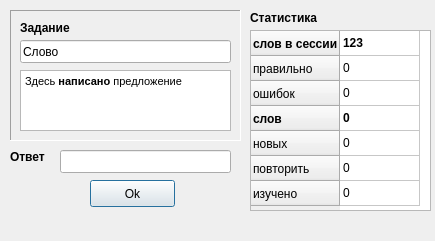
Old version of the form test.ui in the repository slava-github/coucher.
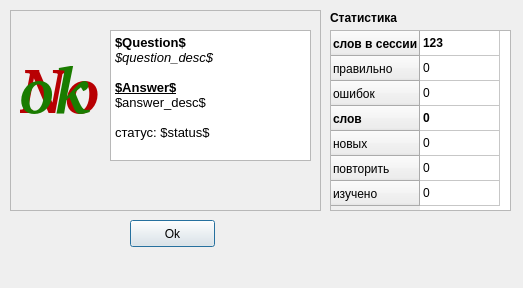
New version of the form.

```diff
--- a/test.ui
+++ b/test.ui
@@ -8,30 +8,22 @@
   <property name="enabled">
    <bool>true</bool>
   </property>
-  <property name="geometry">
-   <rect>
-    <x>0</x>
-    <y>0</y>
-    <width>435</width>
-    <height>241</height>
-   </rect>
-  </property>
   <property name="sizePolicy">
-   <sizepolicy hsizetype="Preferred" vsizetype="Preferred">
-    <horstretch>0</horstretch>
-    <verstretch>0</verstretch>
+   <sizepolicy hsizetype="Fixed" vsizetype="Fixed">
+    <horstretch>1</horstretch>
+    <verstretch>1</verstretch>
    </sizepolicy>
   </property>
   <property name="minimumSize">
    <size>
-    <width>435</width>
-    <height>241</height>
+    <width>523</width>
+    <height>288</height>
    </size>
   </property>
   <property name="maximumSize">
    <size>
-    <width>435</width>
-    <height>241</height>
+    <width>523</width>
+    <height>288</height>
    </size>
   </property>
   <property name="windowTitle">
@@ -41,10 +33,16 @@
    <set>QMainWindow::AllowTabbedDocks|QMainWindow::AnimatedDocks</set>
   </property>
   <widget class="QWidget" name="centralwidget">
+   <property name="sizePolicy">
+    <sizepolicy hsizetype="Fixed" vsizetype="Fixed">
+     <horstretch>0</horstretch>
+     <verstretch>0</verstretch>
+    </sizepolicy>
+   </property>
    <widget class="QLabel" name="label_3">
     <property name="geometry">
      <rect>
-      <x>250</x>
+      <x>330</x>
       <y>10</y>
       <width>81</width>
       <height>16</height>
@@ -63,8 +61,8 @@
    <widget class="QLabel" name="label">
     <property name="geometry">
      <rect>
-      <x>10</x>
-      <y>150</y>
+      <x>50</x>
+      <y>170</y>
       <width>52</width>
       <height>13</height>
      </rect>
@@ -82,8 +80,8 @@
    <widget class="QPushButton" name="OkButton">
     <property name="geometry">
      <rect>
-      <x>90</x>
-      <y>180</y>
+      <x>130</x>
+      <y>220</y>
       <width>85</width>
       <height>27</height>
      </rect>
@@ -107,8 +105,8 @@
    <widget class="QFrame" name="frame">
     <property name="geometry">
      <rect>
-      <x>10</x>
-      <y>10</y>
+      <x>50</x>
+      <y>30</y>
       <width>231</width>
       <height>131</height>
      </rect>
@@ -178,8 +176,8 @@
    <widget class="QLineEdit" name="Answer">
     <property name="geometry">
      <rect>
-      <x>60</x>
-      <y>150</y>
+      <x>100</x>
+      <y>170</y>
       <width>171</width>
       <height>23</height>
      </rect>
@@ -188,7 +186,7 @@
    <widget class="QTableWidget" name="tableWidget">
     <property name="geometry">
      <rect>
-      <x>250</x>
+      <x>330</x>
       <y>30</y>
       <width>181</width>
       <height>181</height>
@@ -364,6 +362,119 @@
      </property>
     </item>
    </widget>
+   <widget class="QFrame" name="frame_2">
+    <property name="enabled">
+     <bool>true</bool>
+    </property>
+    <property name="geometry">
+     <rect>
+      <x>10</x>
+      <y>10</y>
+      <width>311</width>
+      <height>201</height>
+     </rect>
+    </property>
+    <property name="sizePolicy">
+     <sizepolicy hsizetype="Fixed" vsizetype="Fixed">
+      <horstretch>1</horstretch>
+      <verstretch>1</verstretch>
+     </sizepolicy>
+    </property>
+    <property name="autoFillBackground">
+     <bool>true</bool>
+    </property>
+    <property name="frameShape">
+     <enum>QFrame::StyledPanel</enum>
+    </property>
+    <property name="frameShadow">
+     <enum>QFrame::Raised</enum>
+    </property>
+    <widget class="QTextEdit" name="Text">
+     <property name="enabled">
+      <bool>true</bool>
+     </property>
+     <property name="geometry">
+      <rect>
+       <x>100</x>
+       <y>20</y>
+       <width>201</width>
+       <height>131</height>
+      </rect>
+     </property>
+     <property name="undoRedoEnabled">
+      <bool>false</bool>
+     </property>
+     <property name="readOnly">
+      <bool>true</bool>
+     </property>
+     <property name="html">
+      <string>&lt;!DOCTYPE HTML PUBLIC &quot;-//W3C//DTD HTML 4.0//EN&quot; &quot;http://www.w3.org/TR/REC-html40/strict.dtd&quot;&gt;
+&lt;html&gt;&lt;head&gt;&lt;meta name=&quot;qrichtext&quot; content=&quot;1&quot; /&gt;&lt;style type=&quot;text/css&quot;&gt;
+p, li { white-space: pre-wrap; }
+&lt;/style&gt;&lt;/head&gt;&lt;body style=&quot; font-family:'Sans'; font-size:8pt; font-weight:400; font-style:normal;&quot;&gt;
+&lt;p style=&quot; margin-top:0px; margin-bottom:0px; margin-left:0px; margin-right:0px; -qt-block-indent:0; text-indent:0px;&quot;&gt;&lt;span style=&quot; font-size:10pt; font-weight:600;&quot;&gt;$Question$&lt;/span&gt;&lt;/p&gt;
+&lt;p style=&quot; margin-top:0px; margin-bottom:0px; margin-left:0px; margin-right:0px; -qt-block-indent:0; text-indent:0px;&quot;&gt;&lt;span style=&quot; font-size:10pt; font-style:italic;&quot;&gt;$question_desc$&lt;/span&gt;&lt;/p&gt;
+&lt;p style=&quot;-qt-paragraph-type:empty; margin-top:0px; margin-bottom:0px; margin-left:0px; margin-right:0px; -qt-block-indent:0; text-indent:0px; font-size:10pt; font-style:italic;&quot;&gt;&lt;br /&gt;&lt;/p&gt;
+&lt;p style=&quot; margin-top:0px; margin-bottom:0px; margin-left:0px; margin-right:0px; -qt-block-indent:0; text-indent:0px;&quot;&gt;&lt;span style=&quot; font-size:10pt; font-weight:600; text-decoration: underline;&quot;&gt;$Answer$&lt;/span&gt;&lt;/p&gt;
+&lt;p style=&quot; margin-top:0px; margin-bottom:0px; margin-left:0px; margin-right:0px; -qt-block-indent:0; text-indent:0px;&quot;&gt;&lt;span style=&quot; font-size:10pt;&quot;&gt;$answer_desc$&lt;/span&gt;&lt;/p&gt;
+&lt;p style=&quot;-qt-paragraph-type:empty; margin-top:0px; margin-bottom:0px; margin-left:0px; margin-right:0px; -qt-block-indent:0; text-indent:0px; font-size:10pt;&quot;&gt;&lt;br /&gt;&lt;/p&gt;
+&lt;p style=&quot; margin-top:0px; margin-bottom:0px; margin-left:0px; margin-right:0px; -qt-block-indent:0; text-indent:0px;&quot;&gt;&lt;span style=&quot; font-size:10pt;&quot;&gt;статус: $status$&lt;/span&gt;&lt;/p&gt;&lt;/body&gt;&lt;/html&gt;</string>
+     </property>
+    </widget>
+    <widget class="QLabel" name="lNo">
+     <property name="enabled">
+      <bool>false</bool>
+     </property>
+     <property name="geometry">
+      <rect>
+       <x>10</x>
+       <y>40</y>
+       <width>81</width>
+       <height>71</height>
+      </rect>
+     </property>
+     <property name="font">
+      <font>
+       <family>Bitstream Charter</family>
+       <pointsize>48</pointsize>
+       <weight>75</weight>
+       <italic>true</italic>
+       <bold>true</bold>
+      </font>
+     </property>
+     <property name="text">
+      <string>&lt;html&gt;&lt;head/&gt;&lt;body&gt;&lt;p&gt;&lt;span style=&quot; color:#b80003;&quot;&gt;No&lt;/span&gt;&lt;/p&gt;&lt;/body&gt;&lt;/html&gt;</string>
+     </property>
+     <property name="scaledContents">
+      <bool>false</bool>
+     </property>
+    </widget>
+    <widget class="QLabel" name="lOk">
+     <property name="geometry">
+      <rect>
+       <x>10</x>
+       <y>40</y>
+       <width>81</width>
+       <height>71</height>
+      </rect>
+     </property>
+     <property name="font">
+      <font>
+       <family>Bitstream Charter</family>
+       <pointsize>48</pointsize>
+       <weight>75</weight>
+       <italic>true</italic>
+       <bold>true</bold>
+      </font>
+     </property>
+     <property name="text">
+      <string>&lt;html&gt;&lt;head/&gt;&lt;body&gt;&lt;p&gt;&lt;span style=&quot; color:#1a7c00;&quot;&gt;ok&lt;/span&gt;&lt;/p&gt;&lt;/body&gt;&lt;/html&gt;</string>
+     </property>
+     <property name="scaledContents">
+      <bool>false</bool>
+     </property>
+    </widget>
+   </widget>
   </widget>
   <widget class="QStatusBar" name="statusbar">
    <property name="sizeGripEnabled">
```
Left out of the diff: 9 changed lines with no effect on the pictures.
